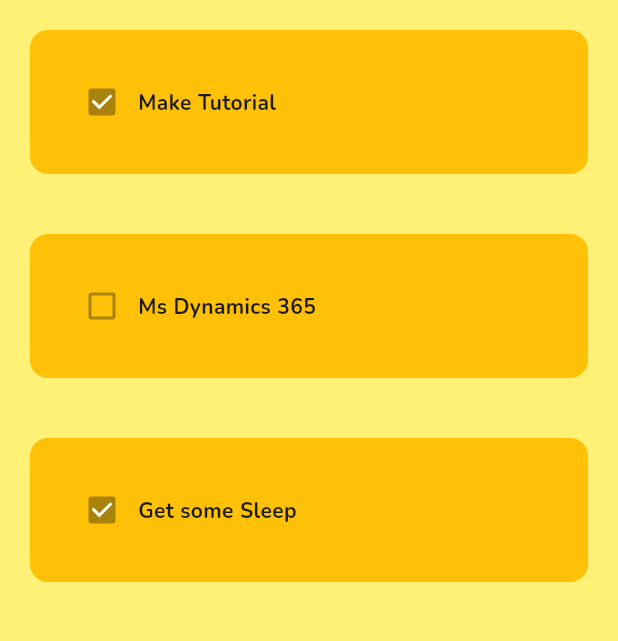
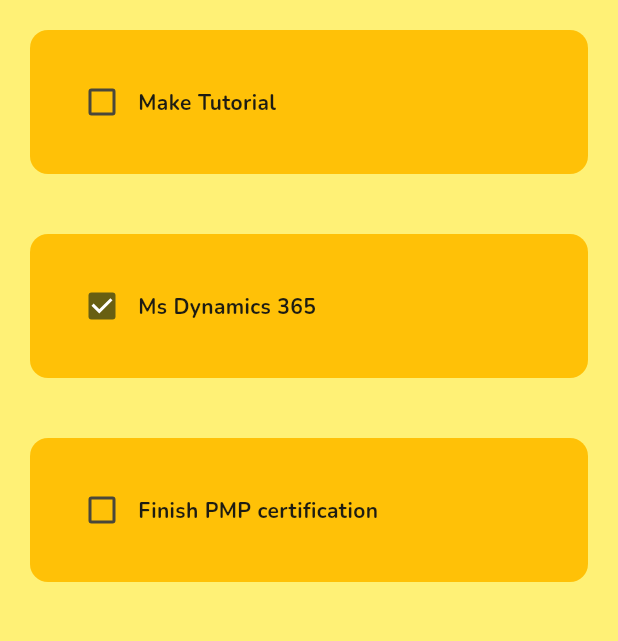
Before and after one commit to Jason-Omondi/todo, a Flutter app: the screen it shows after launch, on a phone screen of 412 x 824 dp, the part 84-725 px from its top. Run offline on Flutter 3.47's test engine with Material 2 defaults, Android fonts, the phone set to English and light mode, and no system bars.

```diff
--- a/lib/main.dart
+++ b/lib/main.dart
@@ -18,7 +18,7 @@ class MyApp extends StatelessWidget {
         colorScheme: ColorScheme.fromSeed(seedColor: Colors.yellow),
         useMaterial3: true,
       ),
-      home: const HomePage(),
+      home: HomePage(),
       debugShowCheckedModeBanner: false,
     );
   }
--- a/lib/pages/login.dart
+++ b/lib/pages/login.dart
@@ -1,8 +1,27 @@
 import 'package:flutter/material.dart';
 import 'package:room/utils/todo_tile.dart';
 
-class HomePage extends StatelessWidget {
-  const HomePage({super.key});
+class HomePage extends StatefulWidget {
+  HomePage({super.key});
+
+  @override
+  State<HomePage> createState() => _HomePageState();
+}
+
+class _HomePageState extends State<HomePage> {
+// list of tasks
+  List toDoList = [
+    ['Make Tutorial', false],
+    ['Ms Dynamics 365', true],
+    ['Finish PMP certification', false],
+  ];
+
+  // handling tapping the check box
+  void checkBoxChanged (value, index) {
+    setState(() {
+      toDoList[index][1] = !toDoList[index][1];
+    });
+  }
 
   @override
   Widget build(BuildContext context) {
@@ -18,12 +37,17 @@ class HomePage extends StatelessWidget {
         elevation: 0,
       ),
       body:
-      ListView(
-        children: [
-          toDoTile(taskCompleted: true, taskName: 'Make Tutorial',),
-          toDoTile(taskName: 'Ms Dynamics 365', taskCompleted: false,),
-          toDoTile(taskCompleted: true, taskName: 'Get some Sleep',),
-        ],
+      ListView.builder(
+        itemCount: toDoList.length,
+        itemBuilder: (BuildContext context, int index)
+        {
+          return toDoTile(
+          taskName: toDoList[index][0],
+          taskCompleted: toDoList[index][1],
+          onChanged: (value) => checkBoxChanged(value, index),
+          );
+         },
+
       ),
     );
   }
--- a/lib/utils/todo_tile.dart
+++ b/lib/utils/todo_tile.dart
@@ -5,7 +5,7 @@ class toDoTile extends StatelessWidget {
   final bool taskCompleted;
   Function(bool?)? onChanged;
 
-  toDoTile({super.key, required this.taskName, required this.taskCompleted});
+  toDoTile({super.key, required this.taskName, required this.taskCompleted, required this.onChanged});
 
   @override
   Widget build(BuildContext context) {
```
